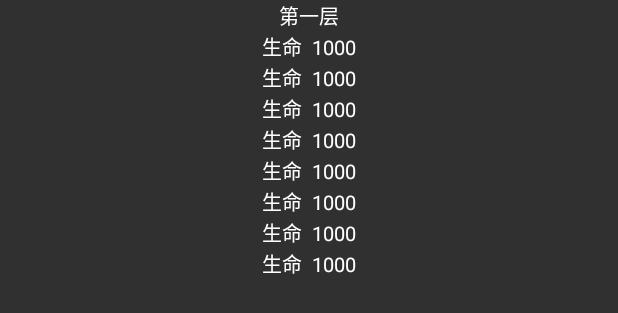
After one commit to zoup0512/MagicTower-Reborn, an Android app: the layout fragment_game_info.xml on its own in the app's theme, with its tools: preview values and no code run, on a phone screen of 412 x 824 dp. The commit adds this screen. Shown: the top 313 px of the screen. Run offline under Robolectric (Android 15) with nearby library versions, the phone set to English and light mode, and no system bars.

Commit message:
ci on 2018/11/14

```diff
--- /dev/null
+++ b/app/src/main/res/layout/fragment_game_info.xml
@@ -0,0 +1,72 @@
+<?xml version="1.0" encoding="utf-8"?>
+<LinearLayout xmlns:android="http://schemas.android.com/apk/res/android"
+    android:layout_width="match_parent"
+    android:layout_height="match_parent"
+    android:orientation="vertical">
+
+    <LinearLayout
+        android:layout_width="wrap_content"
+        android:layout_height="wrap_content"
+        android:orientation="horizontal"
+        android:layout_gravity="center_horizontal">
+
+        <ImageView
+            android:id="@+id/hero_image"
+            android:layout_width="wrap_content"
+            android:layout_height="wrap_content" />
+
+        <TextView
+            android:id="@+id/floor_text"
+            style="@style/game_info_text_style"
+            android:text="第一层" />
+
+    </LinearLayout>
+
+    <LinearLayout
+        android:layout_width="match_parent"
+        android:layout_height="wrap_content"
+        android:orientation="vertical">
+
+        <TextView
+            android:id="@+id/life_text"
+            style="@style/game_info_middle_text_style"
+            android:text="生命  1000" />
+
+        <TextView
+            android:id="@+id/attack_text"
+            style="@style/game_info_middle_text_style"
+            android:text="生命  1000" />
+
+        <TextView
+            android:id="@+id/defence_text"
+            style="@style/game_info_middle_text_style"
+            android:text="生命  1000" />
+
+        <TextView
+            android:id="@+id/gold_text"
+            style="@style/game_info_middle_text_style"
+            android:text="生命  1000" />
+
+        <TextView
+            android:id="@+id/experience_text"
+            style="@style/game_info_middle_text_style"
+            android:text="生命  1000" />
+
+        <TextView
+            android:id="@+id/red_key_text"
+            style="@style/game_info_middle_text_style"
+            android:text="生命  1000"/>
+
+        <TextView
+            android:id="@+id/blue_key_text"
+            style="@style/game_info_middle_text_style"
+            android:text="生命  1000"/>
+
+        <TextView
+            android:id="@+id/yellow_key_text"
+            style="@style/game_info_middle_text_style"
+            android:text="生命  1000"/>
+
+    </LinearLayout>
+
+</LinearLayout>
--- a/app/src/main/res/values/styles.xml
+++ b/app/src/main/res/values/styles.xml
@@ -12,5 +12,14 @@
         <item name="android:windowNoTitle">true</item>
         <item name="android:windowFullscreen">true</item>
     </style>
+    <style name="game_info_text_style">
+        <item name="android:layout_width">wrap_content</item>
+        <item name="android:layout_height">wrap_content</item>
+        <item name="android:textSize">13sp</item>
+        <item name="android:textColor">@android:color/white</item>
+    </style>
+    <style name="game_info_middle_text_style" parent="game_info_text_style">
+        <item name="android:layout_gravity">center_horizontal</item>
+    </style>
 
 </resources>
```
Also changed, not shown: app/src/main/java/com/zoup/android/magictower/common/ImageFactory.java (+24 -0 lines), app/src/main/java/com/zoup/android/magictower/element/Hero.java (+66 -0 lines), app/src/main/java/com/zoup/android/magictower/element/Info.java (added, +69 -0 lines), app/src/main/java/com/zoup/android/magictower/ui/GameInfoFragment.java (added, +21 -0 lines), app/src/main/java/com/zoup/android/magictower/ui/GameSurfaceView.java (+5 -2 lines), app/src/main/res/layout/activity_main.xml (+5 -10 lines).
